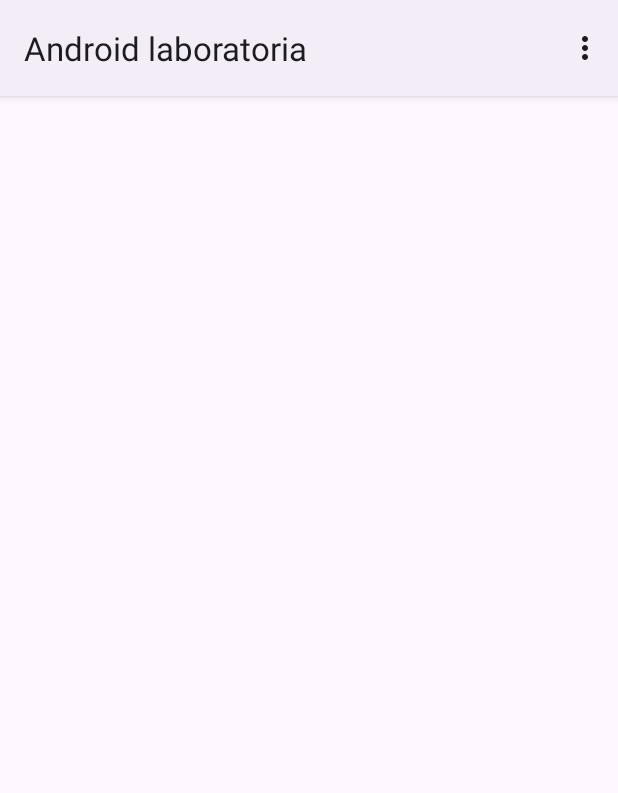
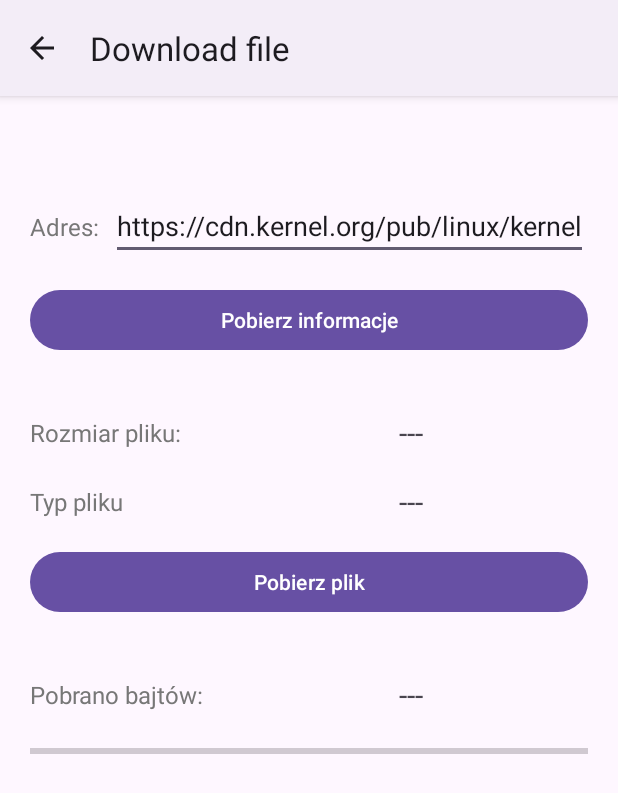
Before and after one commit to FilipChyla/AndroidLab, an Android app: the screen it shows after launch (MainActivity before the commit, DownloadActivity after it), in the options menu, after a tap on "Zad 3", on a phone screen of 412 x 824 dp. Shown: the top 793 px of the screen. Run offline under Robolectric (Android 15) with nearby library versions, the phone set to English and light mode, and no system bars.

Commit message:
adds 1st part of 3rd exercise

```diff
--- a/app/src/main/AndroidManifest.xml
+++ b/app/src/main/AndroidManifest.xml
@@ -1,6 +1,9 @@
 <?xml version="1.0" encoding="utf-8"?>
 <manifest xmlns:android="http://schemas.android.com/apk/res/android"
     xmlns:tools="http://schemas.android.com/tools">
+
+    <uses-permission
+        android:name="android.permission.INTERNET"/>
 
     <application
         android:allowBackup="true"
@@ -12,6 +15,10 @@
         android:supportsRtl="true"
         android:theme="@style/Theme.MyApplication"
         tools:targetApi="31">
+        <activity
+            android:name=".downloadExercise.DownloadActivity"
+            android:exported="false"
+            android:parentActivityName=".MainActivity"/>
         <activity
             android:name=".phonesExercise.view.AddPhoneActivity"
             android:exported="false" />
@@ -40,4 +47,5 @@
         </activity>
     </application>
 
+
 </manifest>
--- a/app/src/main/java/pl/pollub/android/myapplication/MainActivity.java
+++ b/app/src/main/java/pl/pollub/android/myapplication/MainActivity.java
@@ -13,6 +13,7 @@ import androidx.core.graphics.Insets;
 import androidx.core.view.ViewCompat;
 import androidx.core.view.WindowInsetsCompat;
 
+import pl.pollub.android.myapplication.downloadExercise.DownloadActivity;
 import pl.pollub.android.myapplication.gradesExercise.view.GetInfoActivity;
 import pl.pollub.android.myapplication.phonesExercise.view.ListPhonesActivity;
 
@@ -44,6 +45,8 @@ public class MainActivity extends AppCompatActivity {
             startActivity(new Intent(this, GetInfoActivity.class));
         } else if (item.getItemId() == R.id.menu_zad2) {
             startActivity(new Intent(this, ListPhonesActivity.class));
+        } else if (item.getItemId() == R.id.menu_zad3) {
+            startActivity(new Intent(this, DownloadActivity.class));
         }
         return true;
     }
--- /dev/null
+++ b/app/src/main/java/pl/pollub/android/myapplication/downloadExercise/DownloadActivity.java
@@ -0,0 +1,96 @@
+package pl.pollub.android.myapplication.downloadExercise;
+
+import android.os.AsyncTask;
+import android.os.Bundle;
+import android.widget.Button;
+import android.widget.EditText;
+import android.widget.TextView;
+import android.widget.Toast;
+
+import androidx.activity.EdgeToEdge;
+import androidx.appcompat.app.AppCompatActivity;
+import androidx.core.graphics.Insets;
+import androidx.core.view.ViewCompat;
+import androidx.core.view.WindowInsetsCompat;
+
+import java.net.HttpURLConnection;
+import java.net.URL;
+
+import pl.pollub.android.myapplication.R;
+
+public class DownloadActivity extends AppCompatActivity {
+
+    EditText addressET;
+    TextView fileSizeInfoTV, fileTypeInfoTV;
+    Button getInfoButton;
+
+    @Override
+    protected void onCreate(Bundle savedInstanceState) {
+        super.onCreate(savedInstanceState);
+        EdgeToEdge.enable(this);
+        setContentView(R.layout.activity_download);
+        ViewCompat.setOnApplyWindowInsetsListener(findViewById(R.id.main), (v, insets) -> {
+            Insets systemBars = insets.getInsets(WindowInsetsCompat.Type.systemBars());
+            v.setPadding(systemBars.left, systemBars.top, systemBars.right, systemBars.bottom);
+            return insets;
+        });
+
+        setTitle("Download file");
+        assignViews();
+        assignListeners();
+    }
+
+    private void assignListeners() {
+        getInfoButton.setOnClickListener(view -> {
+            String urlString = addressET.getText().toString();
+            new FetchFileInfoTask().execute(urlString);
+        });
+    }
+
+    private void assignViews(){
+        addressET = findViewById(R.id.addressET);
+        getInfoButton = findViewById(R.id.getInfoButton);
+        fileSizeInfoTV = findViewById(R.id.fileSizeInfoTV);
+        fileTypeInfoTV = findViewById(R.id.fileTypeInfoTV);
+    }
+
+    private class FetchFileInfoTask extends AsyncTask<String, Void, String> {
+
+        @Override
+        protected String doInBackground(String... strings) {
+            String urlString = strings[0];
+            HttpURLConnection connection = null;
+            try {
+                URL url = new URL(urlString);
+                connection = (HttpURLConnection) url.openConnection();
+                connection.setRequestMethod("GET");
+
+                int responseCode = connection.getResponseCode();
+                if (responseCode != HttpURLConnection.HTTP_OK) {
+                    return "Błąd połączenia: " + responseCode;
+                }
+
+                return  connection.getContentType() + " " + connection.getContentLength();
+
+            } catch (Exception e) {
+                return "Błąd: " + e.getMessage();
+            }finally {
+                if(connection != null){
+                    connection.disconnect();
+                }
+            }
+        }
+
+        @Override
+        protected void onPostExecute(String result) {
+            if (result.startsWith("Błąd")){
+                Toast.makeText(getApplicationContext(), result, Toast.LENGTH_SHORT).show();
+                fileTypeInfoTV.setText("---");
+                fileSizeInfoTV.setText("---");
+            }else {
+                fileTypeInfoTV.setText(result.split(" ")[0]);
+                fileSizeInfoTV.setText(result.split(" ")[1]);
+            }
+        }
+    }
+}
--- /dev/null
+++ b/app/src/main/res/layout/activity_download.xml
@@ -0,0 +1,150 @@
+<?xml version="1.0" encoding="utf-8"?>
+
+<androidx.constraintlayout.widget.ConstraintLayout xmlns:android="http://schemas.android.com/apk/res/android"
+    xmlns:app="http://schemas.android.com/apk/res-auto"
+    xmlns:tools="http://schemas.android.com/tools"
+    android:id="@+id/main"
+    android:layout_width="match_parent"
+    android:layout_height="match_parent"
+    tools:context=".downloadExercise.DownloadActivity">
+
+
+    <LinearLayout
+        android:id="@+id/linearLayout"
+        android:layout_width="0dp"
+        android:layout_height="wrap_content"
+        android:layout_marginStart="20dp"
+        android:layout_marginEnd="20dp"
+        android:orientation="horizontal"
+        app:layout_constraintEnd_toEndOf="parent"
+        app:layout_constraintStart_toStartOf="parent"
+        app:layout_constraintTop_toTopOf="parent"
+        android:paddingTop="64dp">
+
+        <TextView
+            android:layout_width="wrap_content"
+            android:layout_height="wrap_content"
+            android:paddingStart="0dp"
+            android:paddingEnd="8dp"
+            android:text="@string/adres"
+            android:textSize="16sp"
+            android:textColor="#777777"/>
+
+        <EditText
+            android:id="@+id/addressET"
+            android:layout_width="0dp"
+            android:layout_height="wrap_content"
+            android:layout_weight="1"
+            android:autofillHints="url"
+            android:hint="@string/adres_url"
+            android:inputType="textUri"
+            android:text="@string/default_address" />
+    </LinearLayout>
+
+    <Button
+        android:id="@+id/getInfoButton"
+        android:layout_width="0dp"
+        android:layout_marginStart="20dp"
+        android:layout_marginEnd="20dp"
+        android:layout_height="wrap_content"
+        android:layout_marginTop="16dp"
+        android:text="@string/pobierz_informacje"
+        app:layout_constraintEnd_toEndOf="parent"
+        app:layout_constraintStart_toStartOf="parent"
+        app:layout_constraintTop_toBottomOf="@+id/linearLayout" />
+
+    <TextView
+        android:id="@+id/fileSizeTV"
+        android:layout_width="wrap_content"
+        android:layout_height="wrap_content"
+        android:layout_marginStart="20dp"
+        android:layout_marginTop="40dp"
+        android:text="@string/rozmiar_pliku"
+        android:textColor="#777777"
+        android:textSize="16sp"
+        app:layout_constraintStart_toStartOf="parent"
+        app:layout_constraintTop_toBottomOf="@+id/getInfoButton" />
+
+    <TextView
+        android:id="@+id/fileTypeTV"
+        android:layout_width="wrap_content"
+        android:layout_height="wrap_content"
+        android:layout_marginTop="24dp"
+        android:text="@string/typ_pliku"
+        app:layout_constraintEnd_toEndOf="@+id/fileSizeTV"
+        app:layout_constraintHorizontal_bias="0.0"
+        app:layout_constraintStart_toStartOf="@+id/fileSizeTV"
+        app:layout_constraintTop_toBottomOf="@+id/fileSizeTV"
+        android:textColor="#777777"
+        android:textSize="16sp" />
+
+    <Button
+        android:id="@+id/downloadButton"
+        android:layout_width="0dp"
+        android:layout_marginStart="20dp"
+        android:layout_marginEnd="20dp"
+        android:layout_height="wrap_content"
+        android:layout_marginTop="16dp"
+        android:text="@string/pobierz_plik"
+        app:layout_constraintEnd_toEndOf="parent"
+        app:layout_constraintStart_toStartOf="parent"
+        app:layout_constraintTop_toBottomOf="@+id/fileTypeInfoTV" />
+
+    <TextView
+        android:id="@+id/fileSizeInfoTV"
+        android:layout_width="wrap_content"
+        android:layout_height="wrap_content"
+        android:text="@string/empty_text_view_dashed"
+        android:textSize="20sp"
+        app:layout_constraintBottom_toBottomOf="@+id/fileSizeTV"
+        app:layout_constraintEnd_toEndOf="parent"
+        app:layout_constraintStart_toEndOf="@+id/dowloadedAmountTV"
+        app:layout_constraintTop_toTopOf="@+id/fileSizeTV" />
+
+    <TextView
+        android:id="@+id/fileTypeInfoTV"
+        android:layout_width="wrap_content"
+        android:layout_height="wrap_content"
+        android:text="@string/empty_text_view_dashed"
+        android:textSize="20sp"
+        app:layout_constraintBottom_toBottomOf="@+id/fileTypeTV"
+        app:layout_constraintEnd_toEndOf="parent"
+        app:layout_constraintStart_toEndOf="@+id/dowloadedAmountTV"
+        app:layout_constraintTop_toTopOf="@+id/fileTypeTV" />
+
+    <TextView
+        android:id="@+id/dowloadedAmountTV"
+        android:layout_width="wrap_content"
+        android:layout_height="wrap_content"
+        android:layout_marginStart="20dp"
+        android:layout_marginTop="40dp"
+        android:text="@string/pobrano_bajtow"
+        android:textColor="#777777"
+        android:textSize="16sp"
+        app:layout_constraintStart_toStartOf="parent"
+        app:layout_constraintTop_toBottomOf="@+id/downloadButton" />
+
+    <TextView
+        android:id="@+id/donloadedAmountInfoTV"
+        android:layout_width="wrap_content"
+        android:layout_height="wrap_content"
+        android:text="@string/empty_text_view_dashed"
+        app:layout_constraintBottom_toBottomOf="@+id/dowloadedAmountTV"
+        app:layout_constraintEnd_toEndOf="parent"
+        app:layout_constraintStart_toEndOf="@+id/dowloadedAmountTV"
+        app:layout_constraintTop_toTopOf="@+id/dowloadedAmountTV"
+        android:textSize="20sp"/>
+
+    <ProgressBar
+        android:id="@+id/downloadProgressBar"
+        style="?android:attr/progressBarStyleHorizontal"
+        android:layout_width="match_parent"
+        android:layout_height="wrap_content"
+        android:layout_marginStart="20dp"
+        android:layout_marginEnd="20dp"
+        android:layout_marginTop="16dp"
+        app:layout_constraintEnd_toEndOf="parent"
+        app:layout_constraintStart_toStartOf="parent"
+        app:layout_constraintTop_toBottomOf="@+id/donloadedAmountInfoTV" />
+
+</androidx.constraintlayout.widget.ConstraintLayout>
--- a/app/src/main/res/values/strings.xml
+++ b/app/src/main/res/values/strings.xml
@@ -70,6 +70,15 @@
     <string name="save">Save</string>
     <string name="cancel">Cancel</string>
     <string name="dodaj_telefon">Dodaj telefon</string>
+    <string name="adres">Adres:</string>
+    <string name="default_address">https://cdn.kernel.org/pub/linux/kernel/v5.x/linux-5.4.36.tar.xz</string>
+    <string name="adres_url">Adres URL</string>
+    <string name="pobierz_informacje">Pobierz informacje</string>
+    <string name="empty_text_view_dashed">---</string>
+    <string name="rozmiar_pliku">Rozmiar pliku:</string>
+    <string name="typ_pliku">Typ pliku</string>
+    <string name="pobierz_plik">Pobierz plik</string>
+    <string name="pobrano_bajtow">Pobrano bajtów:</string>
     <string-array name="subjects">
         <item>Integracja systemow</item>
         <item>Interakcja czlowiek komputer</item>
```
